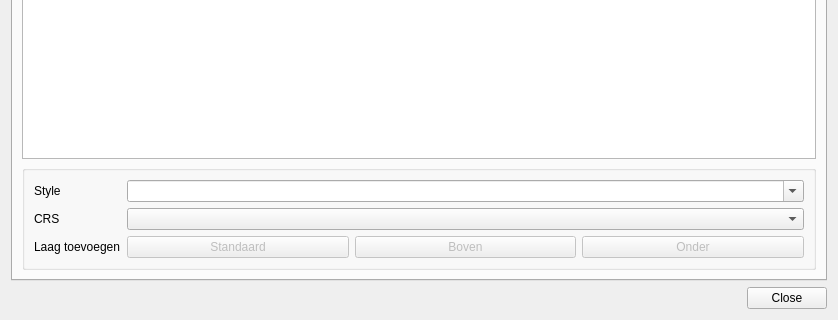
Above: pdokservicesplugin/ui_pdokservicesplugindialog.ui from rduivenvoorde/pdokservicesplugin before the change; both pictures show x 0 to 838 and y 466 to 786 of the 838 by 786 pixel window. Below: the same form after it.
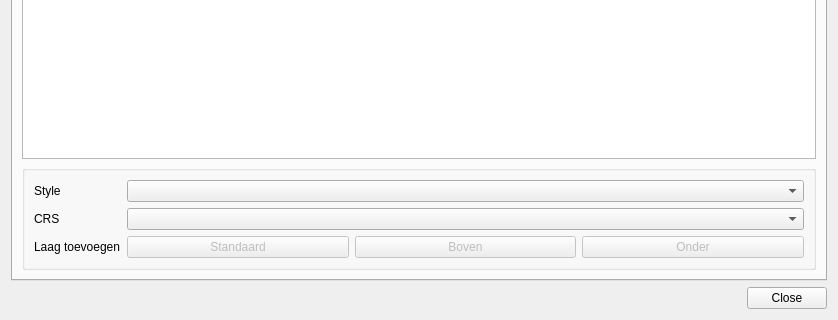
That is the form after the change. Icons and pictures are not drawn.

Commit message: Automatic building of ui

```diff
--- a/pdokservicesplugin/ui_pdokservicesplugindialog.ui
+++ b/pdokservicesplugin/ui_pdokservicesplugindialog.ui
@@ -107,7 +107,7 @@
           <item row="1" column="1">
            <widget class="QComboBox" name="wmsStyleComboBox">
             <property name="editable">
-             <bool>true</bool>
+             <bool>false</bool>
             </property>
            </widget>
           </item>
```
Lines whose indentation alone changed are shown as unchanged. The commit also changes 3 other files.
